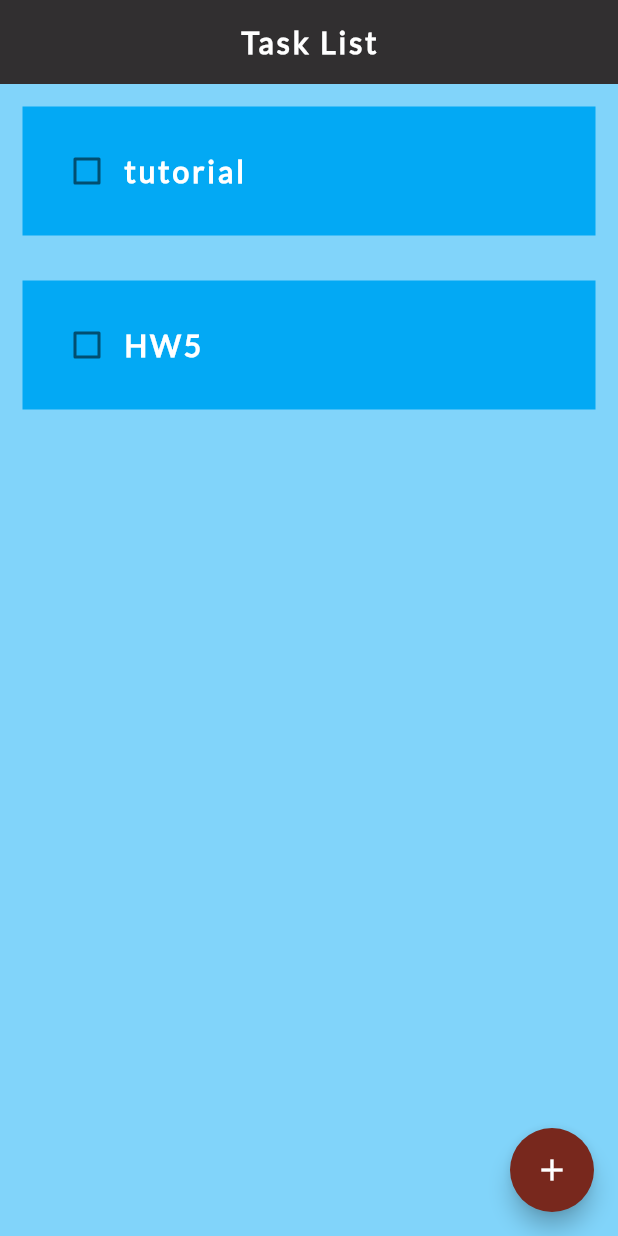
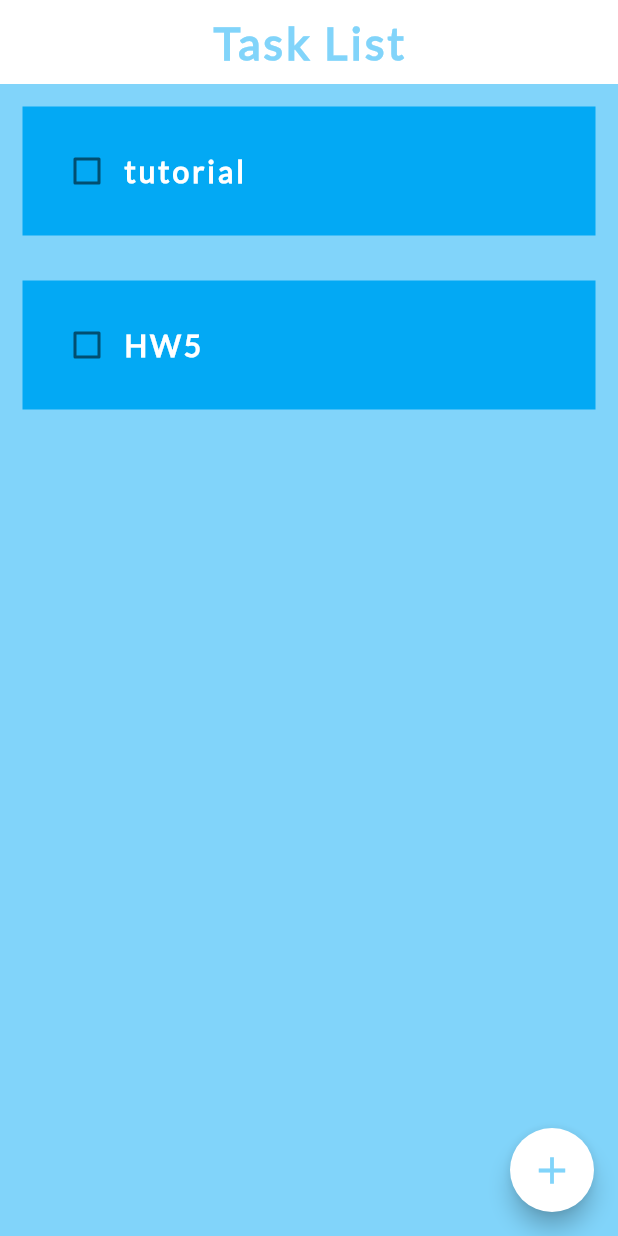
Before and after one commit to ChristianParraMoreno/taskManager, a Flutter app: the screen it shows after launch, on a phone screen of 412 x 824 dp. Run offline on Flutter 3.47's test engine with Material 2 defaults, Android fonts, the phone set to English and light mode, and no system bars; drawn by our look-alikes of flutter_slidable.

Commit message:
minor changes

```diff
--- a/lib/Components/individual.dart
+++ b/lib/Components/individual.dart
@@ -36,7 +36,7 @@ class Individual extends StatelessWidget {
           child: Row(
             children: [
               Checkbox(
-                checkColor: const Color(0xFF78281D),
+                checkColor: const Color(0xFF81D4FA),
                 value: completedTask,
                 onChanged: onChanged,
                 activeColor: Colors.white,
--- a/lib/homeScreen.dart
+++ b/lib/homeScreen.dart
@@ -1,4 +1,5 @@
 import 'package:flutter/material.dart';
+import 'package:flutter/src/material/colors.dart';
 import '../Components/individual.dart';
 import '../Components/dialog.dart';
 
@@ -58,7 +59,8 @@ class HomeScreen extends State<HomePage> {
         title: const Text(
           'Task List',
           style: TextStyle(
-            fontSize: 20.0,
+            color: Color(0xFF81D4FA),
+            fontSize: 30.0,
             fontWeight: FontWeight.bold,
             letterSpacing: 2.0,
             fontFamily: 'Lato',
@@ -66,7 +68,7 @@ class HomeScreen extends State<HomePage> {
         ),
         elevation: 0,
         centerTitle: true,
-        backgroundColor: const Color(0xFF312f30),
+        backgroundColor: Colors.white,
       ),
       body: ListView.builder(
         itemCount: taskList.length,
@@ -82,8 +84,13 @@ class HomeScreen extends State<HomePage> {
       floatingActionButton:
           FloatingActionButton(
               onPressed: createTask,
-              backgroundColor: const Color(0xFF78281D),
-              child: Icon(Icons.add)),
+              backgroundColor: Colors.white,
+              child: Icon(
+                  Icons.add,
+                  color: Color(0xFF81D4FA),
+                  size: 30.0,
+              )
+          ),
     );
   }
 }
--- a/pubspec.yaml
+++ b/pubspec.yaml
@@ -38,6 +38,7 @@ dependencies:
   # The following adds the Cupertino Icons font to your application.
   # Use with the CupertinoIcons class for iOS style icons.
   cupertino_icons: ^1.0.2
+  lotte: ^2.0.0
 
 
 dev_dependencies:
```
